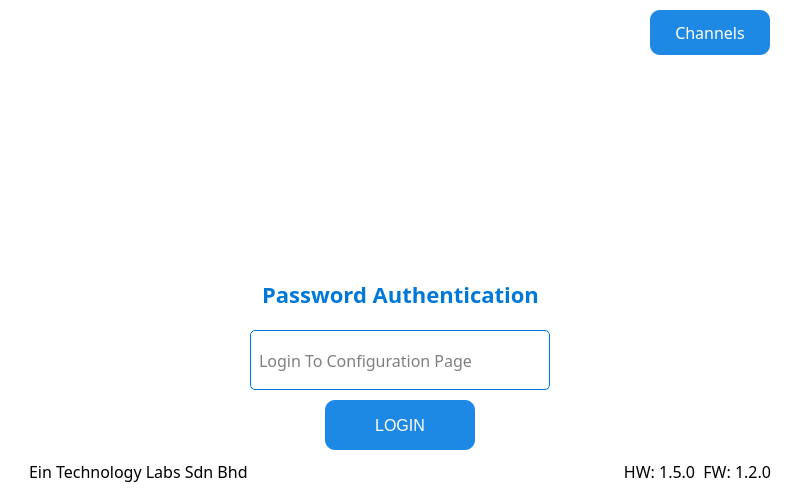
Qt form QT_APP/login.ui (eSpark-Backup/nabilfesal-msm-fw) before a commit.
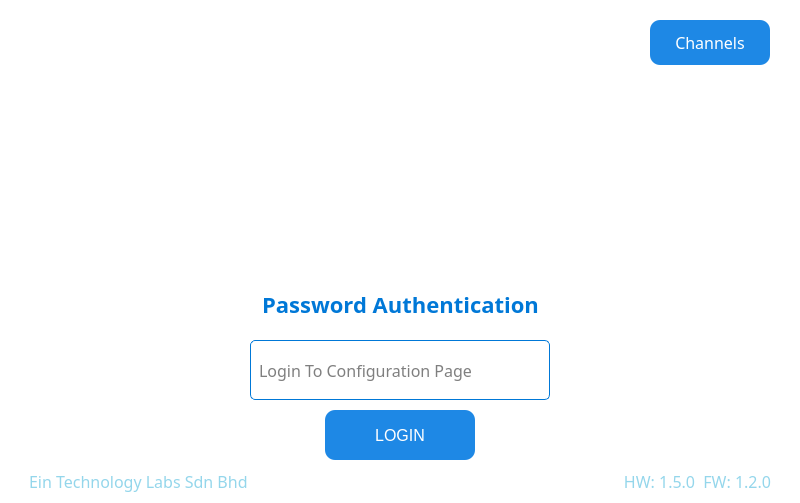
The same form after that commit. Icons and pictures are not drawn.

Diff of the .ui file:
```diff
--- a/QT_APP/login.ui
+++ b/QT_APP/login.ui
@@ -39,7 +39,7 @@
     <number>20</number>
    </property>
    <property name="topMargin">
-    <number>10</number>
+    <number>20</number>
    </property>
    <property name="rightMargin">
     <number>20</number>
@@ -173,13 +173,13 @@
         <property name="minimumSize">
          <size>
           <width>300</width>
-          <height>180</height>
+          <height>150</height>
          </size>
         </property>
         <property name="maximumSize">
          <size>
           <width>16777215</width>
-          <height>180</height>
+          <height>150</height>
          </size>
         </property>
         <property name="focusPolicy">
@@ -551,6 +551,9 @@
          <pointsize>12</pointsize>
         </font>
        </property>
+       <property name="styleSheet">
+        <string notr="true">color: rgb(148, 214, 235);</string>
+       </property>
        <property name="text">
         <string>Ein Technology Labs Sdn Bhd</string>
        </property>
@@ -570,6 +573,9 @@
          <pointsize>12</pointsize>
         </font>
        </property>
+       <property name="styleSheet">
+        <string notr="true">color: rgb(148, 214, 235);</string>
+       </property>
        <property name="text">
         <string>HW: 1.5.0  FW: 1.2.0</string>
        </property>
```
